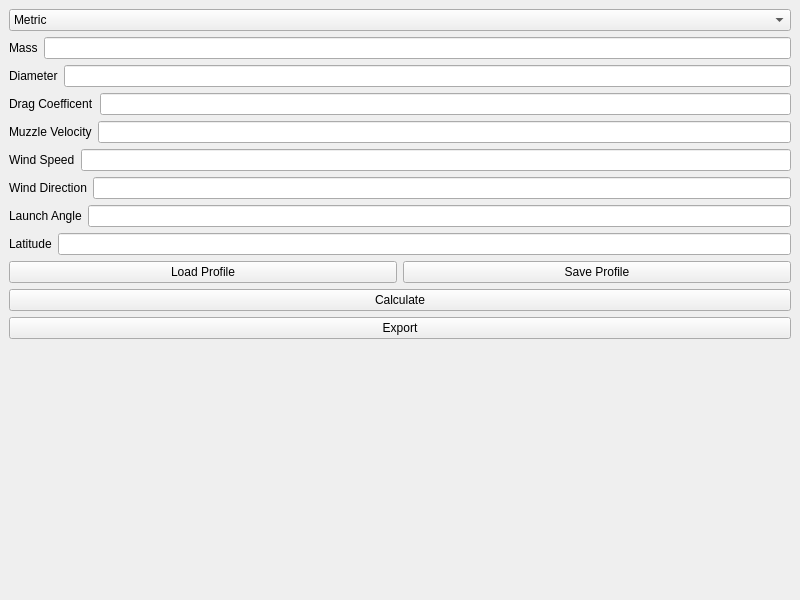
First picture: the form in mainwindow.ui, repository bogflap/BallisticCalculator, before the edit.
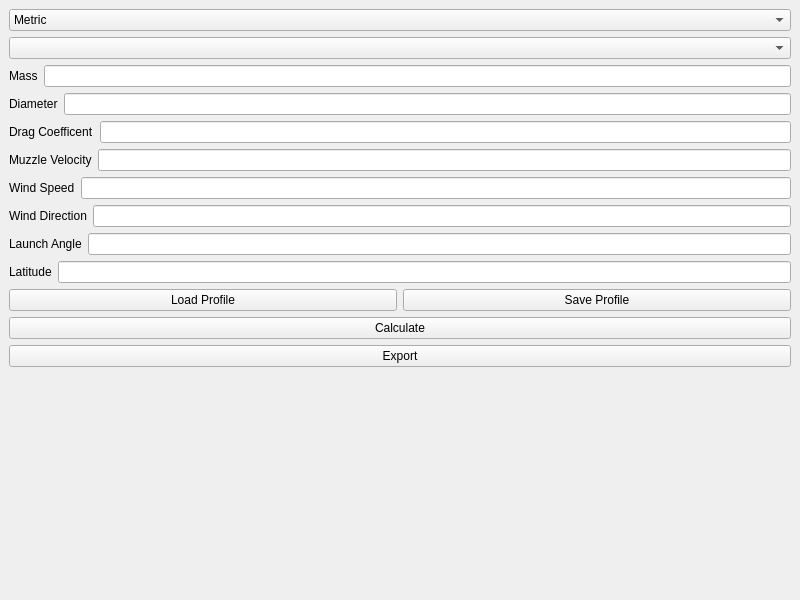
Second picture: the form after the edit. Custom widgets are drawn as their Qt base class.

Commit message: Added ability to calculate trajectories using various algorithms

```diff
--- a/mainwindow.ui
+++ b/mainwindow.ui
@@ -29,6 +29,9 @@
       </item>
      </widget>
     </item>
+    <item>
+     <widget class="QComboBox" name="algorithmComboBox"/>
+    </item>
     <item>
      <layout class="QHBoxLayout" name="horizontalLayout">
       <item>
```
The commit also changes 18 other files.
